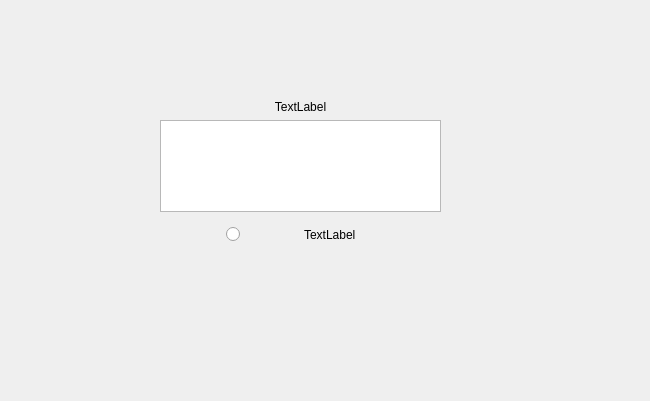
The window that src/MCquestion.ui (FatRat60/QuizGUI) describes before a commit, drawn with Qt 5.
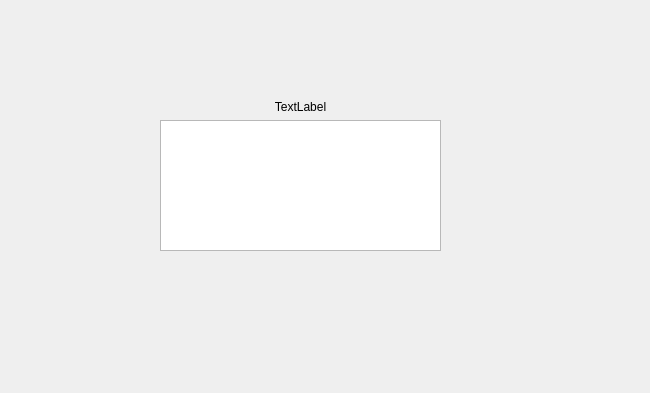
The same window after the commit.

Commit message: script updated to generate .h and .cpp files from ui

The edit to the form file:
```diff
--- a/src/MCquestion.ui
+++ b/src/MCquestion.ui
@@ -7,7 +7,7 @@
     <x>0</x>
     <y>0</y>
     <width>650</width>
-    <height>401</height>
+    <height>393</height>
    </rect>
   </property>
   <property name="windowTitle">
@@ -40,35 +40,12 @@
     <item>
      <widget class="QListWidget" name="listWidget"/>
     </item>
-    <item>
-     <widget class="QWidget" name="optionWidget" native="true">
-      <layout class="QHBoxLayout" name="optionsLayout">
-       <item alignment="Qt::AlignHCenter">
-        <widget class="QRadioButton" name="optionRadio1">
-         <property name="text">
-          <string/>
-         </property>
-         <property name="checked">
-          <bool>false</bool>
-         </property>
-         <property name="autoExclusive">
-          <bool>true</bool>
-         </property>
-        </widget>
-       </item>
-       <item>
-        <widget class="QLabel" name="optionLabel1">
-         <property name="text">
-          <string>TextLabel</string>
-         </property>
-        </widget>
-       </item>
-      </layout>
-     </widget>
-    </item>
-   </layout>
-  </widget>
- </widget>
+   </layout>
+  </widget>
+ </widget>
+ <tabstops>
+  <tabstop>listWidget</tabstop>
+ </tabstops>
  <resources/>
  <connections/>
 </ui>
```
Left out of the diff: 9 changed lines with no effect on the pictures. Lines whose indentation alone changed are shown as unchanged. The commit also changes 7 other files.
